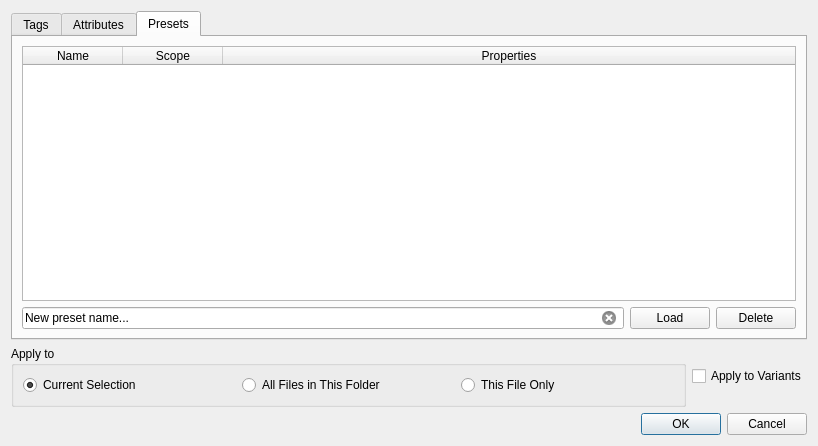
Old version of the form ui/metadata_dialog.ui in the repository DiamondHawk8/Oculus.
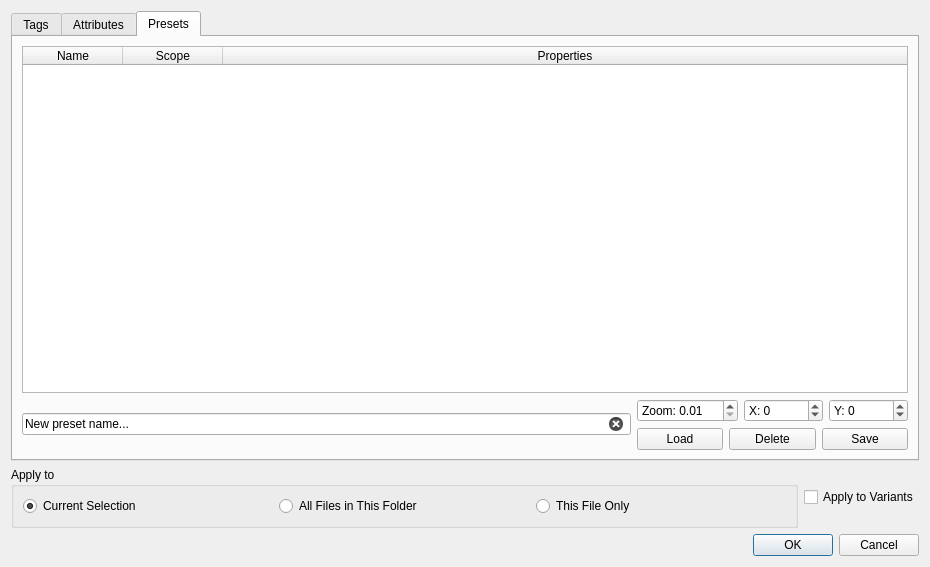
New version of the form.

Commit message: Add transformation value edit widgets to preset menu

Diff of the .ui file:
```diff
--- a/ui/metadata_dialog.ui
+++ b/ui/metadata_dialog.ui
@@ -6,8 +6,8 @@
    <rect>
     <x>0</x>
     <y>0</y>
-    <width>818</width>
-    <height>446</height>
+    <width>930</width>
+    <height>567</height>
    </rect>
   </property>
   <property name="windowTitle">
@@ -17,7 +17,7 @@
    <item>
     <widget class="QTabWidget" name="tabs">
      <property name="sizePolicy">
-      <sizepolicy hsizetype="Expanding" vsizetype="Preferred">
+      <sizepolicy hsizetype="Expanding" vsizetype="Expanding">
        <horstretch>0</horstretch>
        <verstretch>0</verstretch>
       </sizepolicy>
@@ -135,7 +135,7 @@
             <string>New preset name...</string>
            </property>
            <property name="readOnly">
-            <bool>true</bool>
+            <bool>false</bool>
            </property>
            <property name="clearButtonEnabled">
             <bool>true</bool>
@@ -143,18 +143,85 @@
           </widget>
          </item>
          <item>
-          <widget class="QPushButton" name="btnLoadPreset">
-           <property name="text">
-            <string>Load</string>
+          <layout class="QVBoxLayout" name="vLayoutPresetOps">
+           <property name="rightMargin">
+            <number>0</number>
            </property>
-          </widget>
-         </item>
-         <item>
-          <widget class="QPushButton" name="btnDeletePreset">
-           <property name="text">
-            <string>Delete</string>
-           </property>
-          </widget>
+           <item>
+            <layout class="QHBoxLayout" name="horizontalLayout_5">
+             <property name="topMargin">
+              <number>0</number>
+             </property>
+             <item>
+              <widget class="QDoubleSpinBox" name="spinZoom">
+               <property name="prefix">
+                <string>Zoom: </string>
+               </property>
+               <property name="minimum">
+                <double>0.010000000000000</double>
+               </property>
+               <property name="maximum">
+                <double>100.000000000000000</double>
+               </property>
+              </widget>
+             </item>
+             <item>
+              <widget class="QSpinBox" name="spinPanX">
+               <property name="prefix">
+                <string>X: </string>
+               </property>
+               <property name="minimum">
+                <number>-99999</number>
+               </property>
+               <property name="maximum">
+                <number>99999</number>
+               </property>
+              </widget>
+             </item>
+             <item>
+              <widget class="QSpinBox" name="spinPanY">
+               <property name="prefix">
+                <string>Y: </string>
+               </property>
+               <property name="minimum">
+                <number>-99999</number>
+               </property>
+               <property name="maximum">
+                <number>99999</number>
+               </property>
+              </widget>
+             </item>
+            </layout>
+           </item>
+           <item>
+            <layout class="QHBoxLayout" name="horizontalLayout_4">
+             <property name="topMargin">
+              <number>0</number>
+             </property>
+             <item>
+              <widget class="QPushButton" name="btnLoadPreset">
+               <property name="text">
+                <string>Load</string>
+               </property>
+              </widget>
+             </item>
+             <item>
+              <widget class="QPushButton" name="btnDeletePreset">
+               <property name="text">
+                <string>Delete</string>
+               </property>
+              </widget>
+             </item>
+             <item>
+              <widget class="QPushButton" name="btnSavePreset">
+               <property name="text">
+                <string>Save</string>
+               </property>
+              </widget>
+             </item>
+            </layout>
+           </item>
+          </layout>
          </item>
         </layout>
        </item>
@@ -167,7 +234,7 @@
      <item>
       <widget class="QGroupBox" name="grpScope">
        <property name="sizePolicy">
-        <sizepolicy hsizetype="Expanding" vsizetype="Preferred">
+        <sizepolicy hsizetype="Expanding" vsizetype="Minimum">
          <horstretch>0</horstretch>
          <verstretch>0</verstretch>
         </sizepolicy>
@@ -178,6 +245,12 @@
        <layout class="QHBoxLayout" name="horizontalLayout">
         <item>
          <widget class="QRadioButton" name="radSelected">
+          <property name="sizePolicy">
+           <sizepolicy hsizetype="Minimum" vsizetype="Minimum">
+            <horstretch>0</horstretch>
+            <verstretch>0</verstretch>
+           </sizepolicy>
+          </property>
           <property name="text">
            <string>Current Selection</string>
           </property>
@@ -191,6 +264,12 @@
           <property name="enabled">
            <bool>true</bool>
           </property>
+          <property name="sizePolicy">
+           <sizepolicy hsizetype="Minimum" vsizetype="Minimum">
+            <horstretch>0</horstretch>
+            <verstretch>0</verstretch>
+           </sizepolicy>
+          </property>
           <property name="text">
            <string>All Files in This Folder</string>
           </property>
@@ -201,6 +280,12 @@
           <property name="enabled">
            <bool>true</bool>
           </property>
+          <property name="sizePolicy">
+           <sizepolicy hsizetype="Minimum" vsizetype="Minimum">
+            <horstretch>0</horstretch>
+            <verstretch>0</verstretch>
+           </sizepolicy>
+          </property>
           <property name="text">
            <string>This File Only</string>
           </property>
```
Left out of the diff: 2 changed lines with no effect on the pictures. The commit also changes 1 other file.
